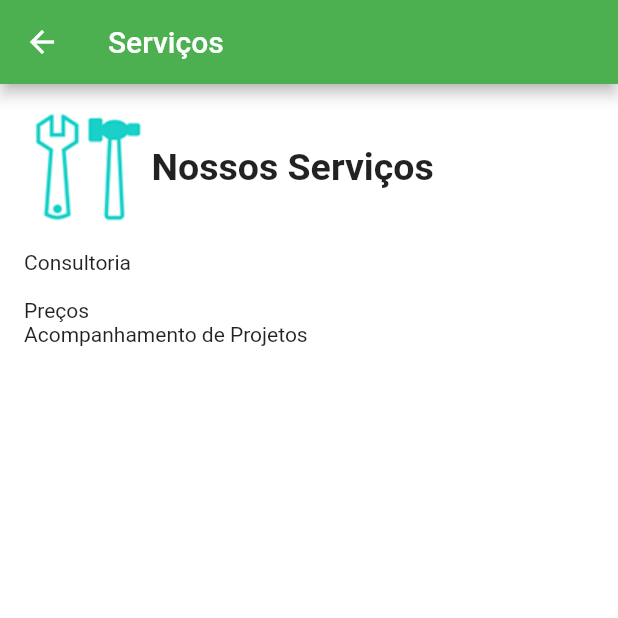
After one commit to paulosales47/NavegacaoFlutter, a Flutter app: the TelaServico screen opened directly, on a phone screen of 412 x 824 dp, the top half of it. The commit adds this screen. Run offline on Flutter 3.47's test engine with Material 2 defaults, Android fonts, the phone set to English and light mode, and no system bars.

Commit message:
Section 11: ATM Consultoria - Criando funcionalidade

```diff
--- /dev/null
+++ b/lib/TelaServico.dart
@@ -0,0 +1,47 @@
+import 'package:flutter/material.dart';
+
+class TelaServico extends StatefulWidget {
+  @override
+  _TelaServicoState createState() => _TelaServicoState();
+}
+
+class _TelaServicoState extends State<TelaServico> {
+  @override
+  Widget build(BuildContext context) {
+    return Scaffold(
+      backgroundColor: Colors.white,
+      appBar: AppBar(
+        title: Text("Serviços"),
+        backgroundColor: Colors.green,
+      ),
+      body: SingleChildScrollView(
+        padding: EdgeInsets.all(16),
+        child: Container(
+          child: Column(
+            crossAxisAlignment: CrossAxisAlignment.start,
+            children: <Widget>[
+              Row(
+                children: <Widget>[
+                  Image.asset("images/detalhe_servico.png"),
+                  Text(
+                    "Nossos Serviços",
+                    style: TextStyle(
+                        fontSize: 25,
+                        fontWeight: FontWeight.bold
+                    ),
+                  )
+                ],
+              ),
+              Padding(
+                padding: EdgeInsets.only(top: 16, bottom: 16),
+                child: Text("Consultoria"),
+              ),
+              Text("Preços"),
+              Text("Acompanhamento de Projetos"),
+            ],
+          ),
+        ),
+      ),
+    );
+  }
+}
```
Also changed, not shown: lib/TelaCliente.dart (added, +52 -0 lines), lib/TelaContato.dart (added, +55 -0 lines), lib/TelaEmpresa.dart (added, +77 -0 lines), lib/TelaPrincipalATM.dart (+26 -12 lines).
